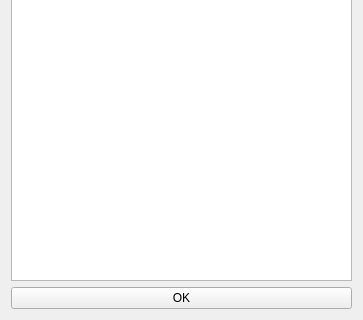
Above: SciTools2/popup/clean/uipy/rename_column.ui from xihuyu20000/learn-python before the change; both pictures show x 0 to 363 and y 186 to 506 of the 363 by 506 pixel window. Below: the same form after it.
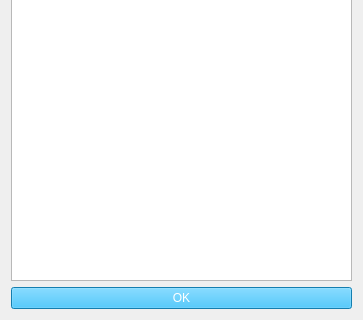
That is the form after the change.

```diff
--- a/SciTools2/popup/clean/uipy/rename_column.ui
+++ b/SciTools2/popup/clean/uipy/rename_column.ui
@@ -39,6 +39,9 @@
    </item>
    <item>
     <widget class="QPushButton" name="pushButton">
+     <property name="styleSheet">
+      <string notr="true">color: rgb(255, 255, 255); background-color: rgb(28, 177, 245);</string>
+     </property>
      <property name="text">
       <string>OK</string>
      </property>
```
